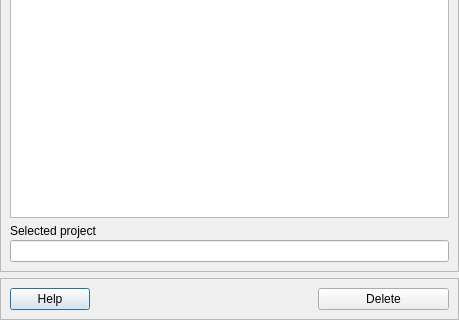
Above: pyssa/gui/ui/forms/delete_project_view.ui from urban233/PySSA before the change; both pictures show x 0 to 459 and y 285 to 605 of the 459 by 605 pixel window. Below: the same form after it.
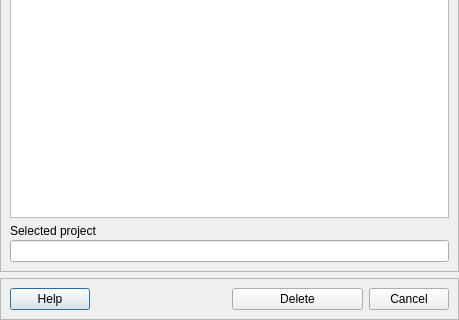
That is the form after the change.

Commit message: add: cancel buttons to all dialog windows

```diff
--- a/pyssa/gui/ui/forms/delete_project_view.ui
+++ b/pyssa/gui/ui/forms/delete_project_view.ui
@@ -138,6 +138,13 @@
           </property>
          </widget>
         </item>
+        <item>
+         <widget class="QPushButton" name="btn_cancel">
+          <property name="text">
+           <string>Cancel</string>
+          </property>
+         </widget>
+        </item>
        </layout>
       </item>
      </layout>
```
The commit also changes 57 other files.
